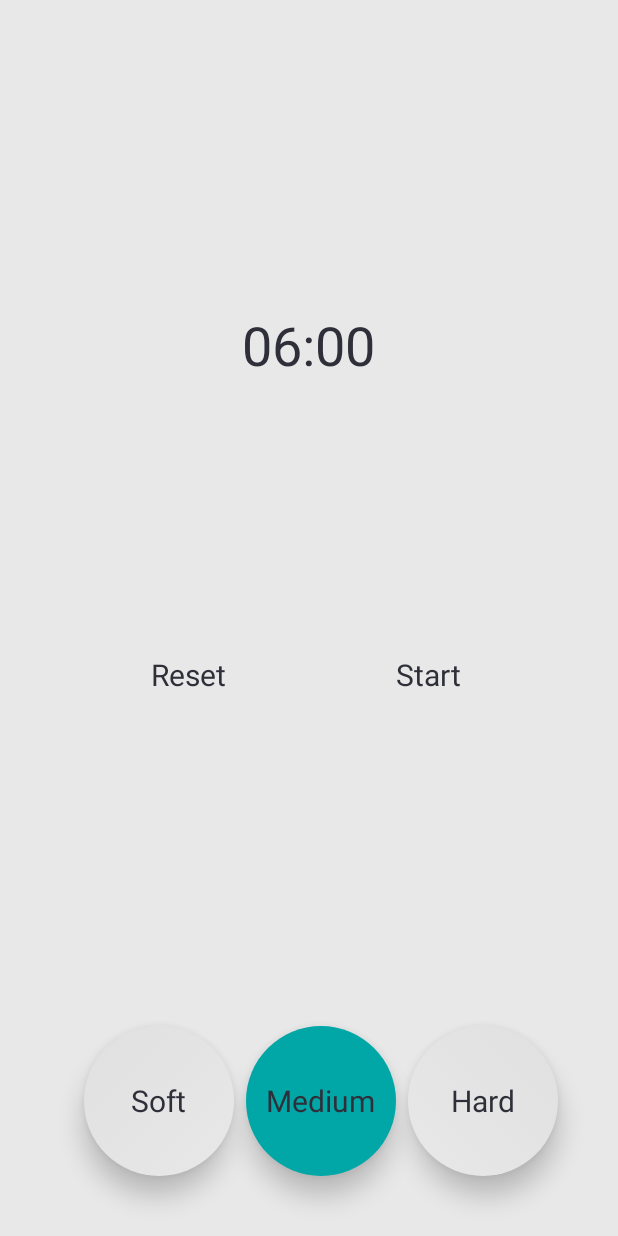
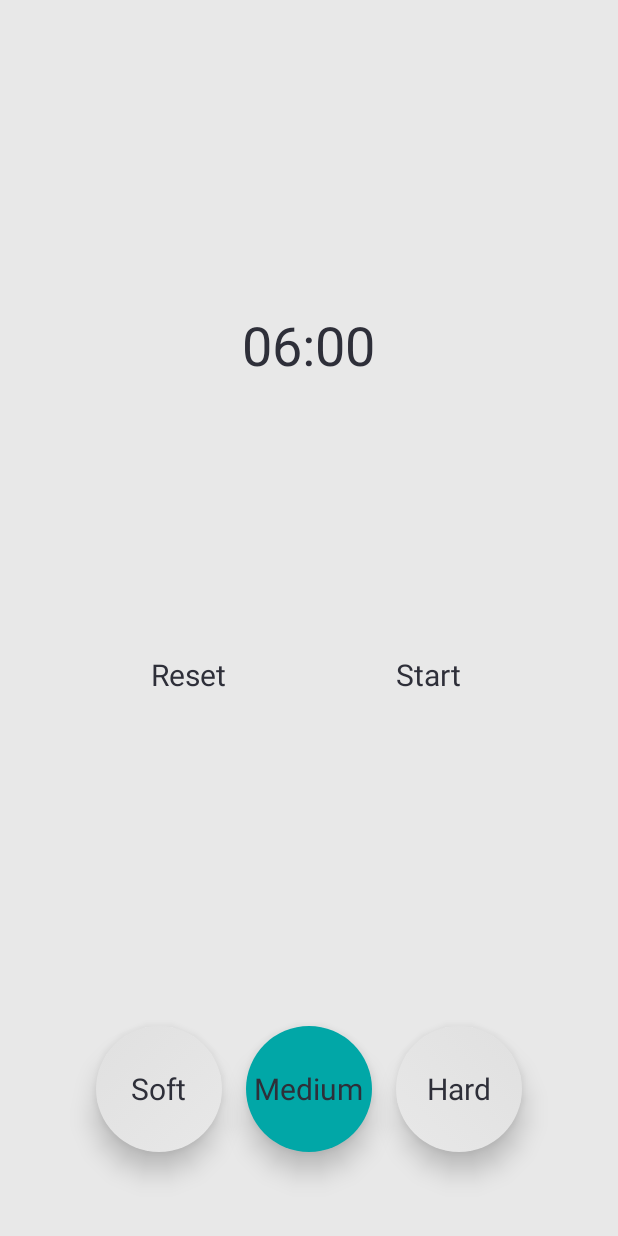
Before and after one commit to tarikyasar/android-egg-timer, an Android app: the layout activity_main.xml on its own in the app's theme, with its tools: preview values and no code run, on a phone screen of 412 x 824 dp. Run offline under Robolectric (Android 15) with nearby library versions, the phone set to English and light mode, and no system bars; plain views replace NeumorphicFrameLayout.

Commit message:
Add animation for radio buttons

```diff
--- a/app/build.gradle
+++ b/app/build.gradle
@@ -5,6 +5,9 @@
 
 android {
     compileSdk 32
+
+    aaptOptions.cruncherEnabled = false
+    aaptOptions.useNewCruncher = false
 
     defaultConfig {
         applicationId "com.tarikyasar.eggtimer"
--- a/app/src/main/res/drawable/bg_radio_button_type_not_selected_middle.xml
+++ b/app/src/main/res/drawable/bg_radio_button_type_not_selected_middle.xml
@@ -1,5 +1,9 @@
 <?xml version="1.0" encoding="utf-8"?>
 <shape xmlns:android="http://schemas.android.com/apk/res/android"
     android:shape="oval">
-    <solid android:color="?attr/colorSurface" />
+    <gradient
+        android:type="linear"
+        android:angle="90"
+        android:startColor="?attr/colorSurface"
+        android:endColor="?attr/colorSecondaryContainer"/>
 </shape>
--- a/app/src/main/res/layout/activity_main.xml
+++ b/app/src/main/res/layout/activity_main.xml
@@ -106,6 +106,7 @@
         android:layout_marginBottom="40dp"
         android:elevation="24dp"
         android:orientation="horizontal"
+        android:gravity="center_horizontal"
         app:background_color="?attr/colorSurface"
         app:layout_constraintBottom_toBottomOf="parent"
         app:layout_constraintLeft_toLeftOf="parent"
@@ -113,8 +114,8 @@
 
         <RadioButton
             android:id="@+id/radioButtonSoftCooked"
-            android:layout_width="100dp"
-            android:layout_height="100dp"
+            android:layout_width="84dp"
+            android:layout_height="84dp"
             android:background="@drawable/bg_radio_button_type_selector_left"
             android:button="@android:color/transparent"
             android:checked="false"
@@ -127,9 +128,9 @@
 
         <RadioButton
             android:id="@+id/radioButtonMediumCooked"
-            android:layout_width="100dp"
-            android:layout_height="100dp"
-            android:layout_marginHorizontal="8dp"
+            android:layout_width="84dp"
+            android:layout_height="84dp"
+            android:layout_marginHorizontal="16dp"
             android:background="@drawable/bg_radio_button_type_selector_middle"
             android:button="@android:color/transparent"
             android:checked="true"
@@ -142,8 +143,8 @@
 
         <RadioButton
             android:id="@+id/radioButtonHardCooked"
-            android:layout_width="100dp"
-            android:layout_height="100dp"
+            android:layout_width="84dp"
+            android:layout_height="84dp"
             android:background="@drawable/bg_radio_button_type_selector_right"
             android:button="@android:color/transparent"
             android:checked="false"
```
Also changed, not shown: app/src/main/java/com/tarikyasar/eggtimer/MainActivity.kt (+86 -4 lines), app/src/main/res/anim/scale_down.xml (added, +9 -0 lines), app/src/main/res/anim/scale_up.xml (added, +10 -0 lines), 2 other files.
